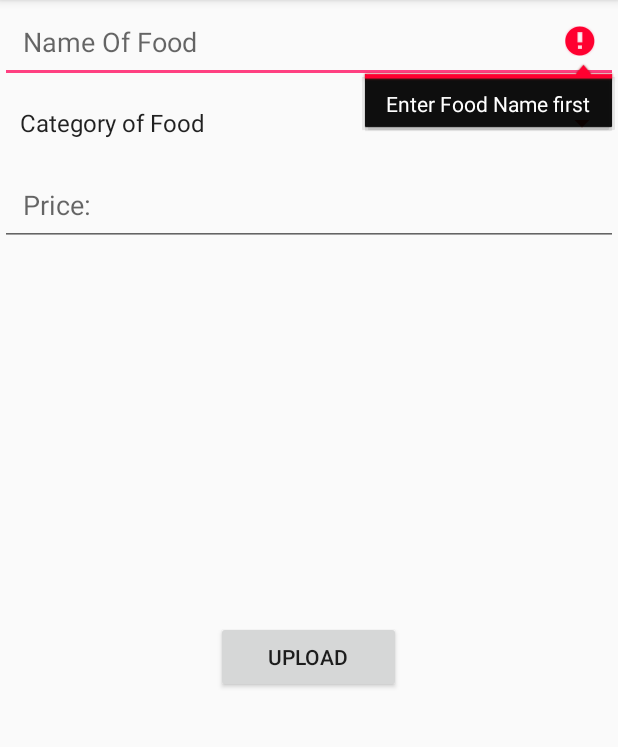
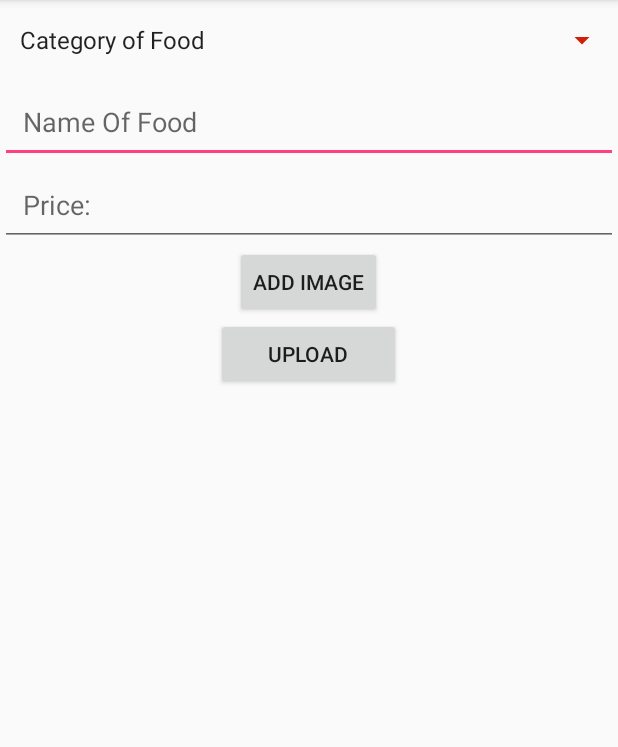
Before and after one commit to Sanghamitra1234/AdminCanteen_app, an Android app: the screen it shows after launch (MainActivity), after a tap on "UPLOAD", on a phone screen of 412 x 824 dp, the part 84-831 px from its top. Run offline under Robolectric (Android 15) with nearby library versions, the phone set to English and light mode, and no system bars; our stand-ins replace Volley; libraries missing offline, so code that uses them is left out: com.karumi.dexter.

Commit message:
pick image bug fixed for Android M and above changed endpoint added image pick button and separated from upload

```diff
--- a/app/build.gradle
+++ b/app/build.gradle
@@ -21,9 +21,11 @@ android {
 dependencies {
     implementation fileTree(dir: 'libs', include: ['*.jar'])
     implementation 'com.android.support:appcompat-v7:27.1.1'
+    implementation 'com.android.support:design:27.1.1'
     implementation 'com.android.support.constraint:constraint-layout:1.1.1'
+    implementation 'com.android.volley:volley:1.1.0'
+    implementation 'com.karumi:dexter:4.2.0'
     testImplementation 'junit:junit:4.12'
     androidTestImplementation 'com.android.support.test:runner:1.0.2'
     androidTestImplementation 'com.android.support.test.espresso:espresso-core:3.0.2'
-    implementation 'com.android.volley:volley:1.1.0-rc1'
 }
--- a/app/src/main/AndroidManifest.xml
+++ b/app/src/main/AndroidManifest.xml
@@ -16,7 +16,6 @@
         <activity android:name=".MainActivity">
             <intent-filter>
                 <action android:name="android.intent.action.MAIN" />
-
                 <category android:name="android.intent.category.LAUNCHER" />
             </intent-filter>
         </activity>
--- a/app/src/main/java/xyz/sleepygamers/admincanteen_app/EndPoints.java
+++ b/app/src/main/java/xyz/sleepygamers/admincanteen_app/EndPoints.java
@@ -2,7 +2,7 @@ package xyz.sleepygamers.admincanteen_app;
 
 public class EndPoints {
 
-    private static final String ROOT_URL = "http://192.168.1.3/breakfast/breakfast_pic.php?apicall=";
+    private static final String ROOT_URL = "http://sleepygamers.xyz/tatapower/breakfast_pic.php?apicall=";
     public static final String UPLOAD_URL = ROOT_URL + "uploadpic";
     public static final String GET_PICS_URL = ROOT_URL + "getpics";
 }
--- a/app/src/main/java/xyz/sleepygamers/admincanteen_app/MainActivity.java
+++ b/app/src/main/java/xyz/sleepygamers/admincanteen_app/MainActivity.java
@@ -25,6 +25,12 @@ import com.android.volley.Request;
 import com.android.volley.Response;
 import com.android.volley.VolleyError;
 import com.android.volley.toolbox.Volley;
+import com.karumi.dexter.Dexter;
+import com.karumi.dexter.PermissionToken;
+import com.karumi.dexter.listener.PermissionDeniedResponse;
+import com.karumi.dexter.listener.PermissionGrantedResponse;
+import com.karumi.dexter.listener.PermissionRequest;
+import com.karumi.dexter.listener.single.PermissionListener;
 
 import org.json.JSONException;
 import org.json.JSONObject;
@@ -37,90 +43,96 @@ import java.util.Map;
 
 public class MainActivity extends AppCompatActivity {
 
-    private Button buttonUpload;
+    private Button buttonUpload, buttonAddImage;
     private ImageView imageView;
     private EditText editText;
     private EditText price;
     private Spinner spinner1;
-
+    private Bitmap bitmap;
 
     @Override
     protected void onCreate(Bundle savedInstanceState) {
         super.onCreate(savedInstanceState);
         setContentView(R.layout.activity_main);
 
-
+        buttonAddImage = (Button) findViewById(R.id.buttonAddImage);
         buttonUpload = (Button) findViewById(R.id.buttonUpload);
         imageView = (ImageView) findViewById(R.id.imageView);
         editText = (EditText) findViewById(R.id.editTextName);
         price = (EditText) findViewById(R.id.editTextPrice);
+        spinner1 = (Spinner) findViewById(R.id.spinner1);
 
-        spinner1 = (Spinner) findViewById(R.id.spinner1);
-        spinner1.setOnItemSelectedListener(new AdapterView.OnItemSelectedListener() {
-            String firstItem = String.valueOf(spinner1.getSelectedItem());
+        //ADDING IMAGE
+        buttonAddImage.setOnClickListener(new View.OnClickListener() {
             @Override
-            public void onItemSelected(AdapterView<?> parent, View view, int position, long id) {
-                if (firstItem.equals(String.valueOf(spinner1.getSelectedItem()))) {
-                    // ToDo when first item is selected
+            public void onClick(View v) {
+                if (Build.VERSION.SDK_INT >= Build.VERSION_CODES.M) {
+                    checkPermissions();
                 } else {
-                    Toast.makeText(parent.getContext(),
-                            "You have selected : " + parent.getItemAtPosition(position).toString(),
-                            Toast.LENGTH_LONG).show();
-                    // Todo when item is selected by the user
+                    Intent i = new Intent(Intent.ACTION_PICK, MediaStore.Images.Media.EXTERNAL_CONTENT_URI);
+                    startActivityForResult(i, 100);
                 }
-            }
-
-            @Override
-            public void onNothingSelected(AdapterView<?> parent) {
-
             }
         });
 
-        if (Build.VERSION.SDK_INT >= Build.VERSION_CODES.M && ContextCompat.checkSelfPermission(this,
-                Manifest.permission.READ_EXTERNAL_STORAGE)
-                != PackageManager.PERMISSION_GRANTED) {
-            Intent intent = new Intent(Settings.ACTION_APPLICATION_DETAILS_SETTINGS,
-                    Uri.parse("package:" + getPackageName()));
-            finish();
-            startActivity(intent);
-            return;
-
-        }
         buttonUpload.setOnClickListener(new View.OnClickListener() {
             @Override
             public void onClick(View v) {
+
+                //validating data
+                if (String.valueOf(spinner1.getSelectedItem()).equals(String.valueOf(spinner1.getItemAtPosition(0)))) {
+                    Toast.makeText(MainActivity.this, "Select the menu category", Toast.LENGTH_SHORT).show();
+                    spinner1.requestFocus();
+                    return;
+                }
                 if (editText.getText().toString().trim().isEmpty()) {
-                    editText.setError("Enter Food Name first");
+                    editText.setError("Enter Food Name");
                     editText.requestFocus();
                     return;
-                }
-                else if (price.getText().toString().trim().isEmpty()) {
-                    price.setError("Enter Food Price");
+                } else if (price.getText().toString().trim().isEmpty()) {
+                    price.setError("Enter Price");
                     price.requestFocus();
                     return;
                 }
 
-                Intent i = new Intent(Intent.ACTION_PICK, MediaStore.Images.Media.EXTERNAL_CONTENT_URI);
-                startActivityForResult(i, 100);
+                if (bitmap != null)
+                    uploadBitmap(bitmap);
+                else
+                    Toast.makeText(MainActivity.this, "No image selected", Toast.LENGTH_SHORT).show();
             }
         });
+
+    }
+
+    void checkPermissions() {
+        Dexter.withActivity(this)
+                .withPermission(Manifest.permission.READ_EXTERNAL_STORAGE)
+                .withListener(new PermissionListener() {
+                    @Override
+                    public void onPermissionGranted(PermissionGrantedResponse response) {
+                        Intent i = new Intent(Intent.ACTION_PICK, MediaStore.Images.Media.EXTERNAL_CONTENT_URI);
+                        startActivityForResult(i, 100);
+                    }
+
+                    @Override
+                    public void onPermissionDenied(PermissionDeniedResponse response) {/* ... */}
+
+                    @Override
+                    public void onPermissionRationaleShouldBeShown(PermissionRequest permission, PermissionToken token) {/* ... */}
+                }).check();
     }
 
     protected void onActivityResult(int requestCode, int resultCode, Intent data) {
         super.onActivityResult(requestCode, resultCode, data);
         if (requestCode == 100 && resultCode == RESULT_OK && data != null) {
-
             //getting the image Uri
             Uri imageUri = data.getData();
             try {
                 //getting bitmap object from uri
-                Bitmap bitmap = MediaStore.Images.Media.getBitmap(this.getContentResolver(), imageUri);
-
+                bitmap = MediaStore.Images.Media.getBitmap(this.getContentResolver(), imageUri);
                 //displaying selected image to imageview
                 imageView.setImageBitmap(bitmap);
-
-                //calling the method uploadBitmap to upload image
-                uploadBitmap(bitmap);
+                imageView.setVisibility(View.VISIBLE);
             } catch (IOException e) {
                 e.printStackTrace();
             }
@@ -136,8 +148,9 @@ public class MainActivity extends AppCompatActivity {
     private void uploadBitmap(final Bitmap bitmap) {
 
         final String breakfast_name = editText.getText().toString().trim();
-        final String breakfast_price=price.getText().toString().trim();
+        final String breakfast_price = price.getText().toString().trim();
         final String breakfast_category = String.valueOf(spinner1.getSelectedItem());
+        Toast.makeText(this, breakfast_category, Toast.LENGTH_SHORT).show();
         //Integer.parseInt(jsonObj.get("id"));
 
 
@@ -150,6 +163,7 @@ public class MainActivity extends AppCompatActivity {
                             Toast.makeText(getApplicationContext(), obj.getString("message"), Toast.LENGTH_SHORT).show();
                         } catch (JSONException e) {
                             e.printStackTrace();
+                            Toast.makeText(MainActivity.this, e.getMessage(), Toast.LENGTH_SHORT).show();
                         }
                     }
                 },
@@ -158,21 +172,20 @@ public class MainActivity extends AppCompatActivity {
                     public void onErrorResponse(VolleyError error) {
                         Toast.makeText(getApplicationContext(), error.getMessage(), Toast.LENGTH_SHORT).show();
                     }
-                })
-        {
+                }) {
 
             protected Map<String, String> getParams() throws AuthFailureError {
                 Map<String, String> params = new HashMap<>();
                 params.put("breakfast_name", breakfast_name);
-                params.put("breakfast_category",breakfast_category);
-                params.put("breakfast_price",breakfast_price);
+                params.put("breakfast_category", breakfast_category);
+                params.put("breakfast_price", breakfast_price);
                 return params;
             }
 
             protected Map<String, DataPart> getByteData() {
                 Map<String, DataPart> params = new HashMap<>();
                 long imagename = System.currentTimeMillis();
-                params.put("pic", new DataPart( "http://192.168.1.3/breakfast/uploads/" + imagename +".png", getFileDataFromDrawable(bitmap)));
+                params.put("pic", new DataPart("http://sleepygamers.xyz/tatapower/uploads/" + imagename + ".png", getFileDataFromDrawable(bitmap)));
                 return params;
             }
         };
--- a/app/src/main/res/layout/activity_main.xml
+++ b/app/src/main/res/layout/activity_main.xml
@@ -7,30 +7,15 @@
     android:orientation="vertical"
     tools:context=".MainActivity">
 
+    <ScrollView
+        android:layout_width="match_parent"
+        android:layout_height="match_parent">
+
         <LinearLayout
             android:layout_width="match_parent"
             android:layout_height="wrap_content"
             android:gravity="center_horizontal"
             android:orientation="vertical">
-
-
-        <EditText
-            android:id="@+id/editTextName"
-            android:layout_width="match_parent"
-            android:layout_height="wrap_content"
-            android:hint="Name Of Food"
-            android:padding="15dp"
-            />
-
-        <Spinner
-            android:id="@+id/spinner"
-            android:layout_width="fill_parent"
-            android:layout_height="wrap_content"
-            android:backgroundTint="#d11f08"
-            android:entries="@array/android_dropdown_arrays"
-            android:padding="5dp"
-            android:visibility="gone"/>
-
 
             <Spinner
                 android:id="@+id/spinner1"
@@ -41,16 +26,43 @@
                 android:padding="5dp" />
 
             <EditText
+                android:id="@+id/editTextName"
+                android:layout_width="match_parent"
+                android:layout_height="wrap_content"
+                android:hint="Name Of Food"
+                android:padding="15dp" />
+            <!--
+                        <Spinner
+                            android:id="@+id/spinner"
+                            android:layout_width="fill_parent"
+                            android:layout_height="wrap_content"
+                            android:backgroundTint="#d11f08"
+                            android:entries="@array/android_dropdown_arrays"
+                            android:padding="5dp"
+                            android:visibility="gone" />
+            -->
+
+
+            <EditText
                 android:id="@+id/editTextPrice"
                 android:layout_width="match_parent"
                 android:layout_height="wrap_content"
+                android:inputType="number"
                 android:hint="Price:"
                 android:padding="15dp" />
+
+            <Button
+                android:id="@+id/buttonAddImage"
+                android:layout_width="wrap_content"
+                android:layout_height="wrap_content"
+                android:text="Add Image" />
 
             <ImageView
                 android:id="@+id/imageView"
                 android:layout_width="323dp"
-            android:layout_height="250dp" />
+                android:layout_height="250dp"
+                android:scaleType="centerCrop"
+                android:visibility="gone" />
 
 
             <Button
@@ -62,5 +74,7 @@
 
         </LinearLayout>
 
+    </ScrollView>
+
 
 </LinearLayout>
```
Lines whose indentation alone changed are shown as unchanged.
